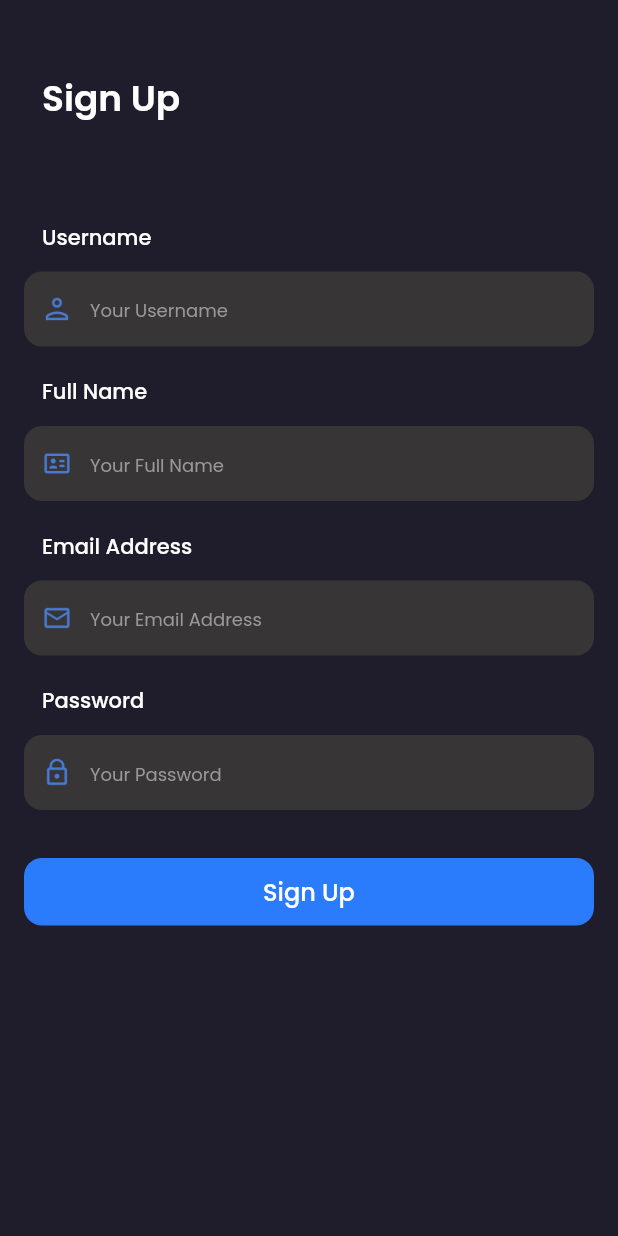
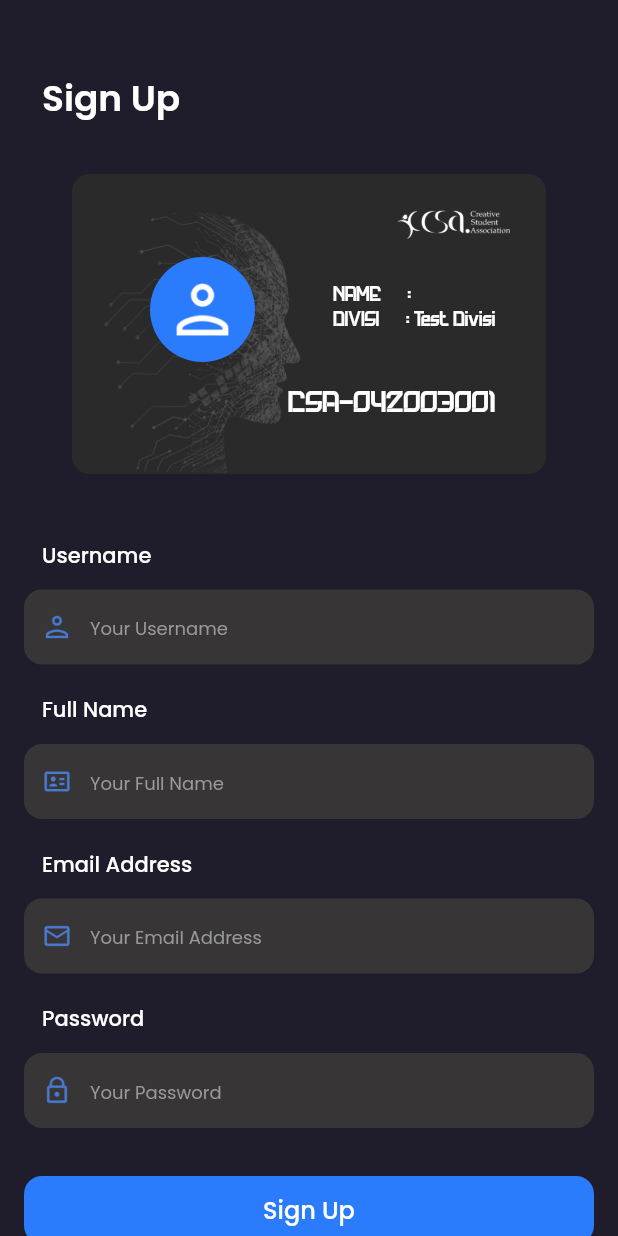
Before and after one commit to mudapa/idenor, a Flutter app: the SignUp screen opened by its route, on a phone screen of 412 x 824 dp. Run offline on Flutter 3.47's test engine with Material 2 defaults, Android fonts, the light colour scheme and no system bars; our stand-ins replace google_fonts.

Commit message:
sign up update

```diff
--- a/lib/pages/home/edit_profile.dart
+++ b/lib/pages/home/edit_profile.dart
@@ -18,6 +18,12 @@ class EditProfile extends StatelessWidget {
           ),
         ),
         backgroundColor: secondaryBlackColor,
+        leading: GestureDetector(
+          onTap: () {
+            Navigator.pop(context);
+          },
+          child: const Icon(Icons.chevron_left),
+        ),
         actions: const [
           Padding(
             padding: EdgeInsets.all(24),
--- a/lib/pages/home/user_profile.dart
+++ b/lib/pages/home/user_profile.dart
@@ -121,7 +121,11 @@ class UserProfile extends StatelessWidget {
               ),
               child: Column(
                 children: [
-                  Row(
+                  GestureDetector(
+                    onTap: () {
+                      Navigator.pushNamed(context, '/sign-in');
+                    },
+                    child: Row(
                       mainAxisAlignment: MainAxisAlignment.spaceBetween,
                       children: [
                         Text(
@@ -133,6 +137,7 @@ class UserProfile extends StatelessWidget {
                           color: secondaryWhiteColor,
                         ),
                       ],
+                    ),
                   ),
                   Divider(
                     color: secondaryWhiteColor,
--- a/lib/pages/sign_up.dart
+++ b/lib/pages/sign_up.dart
@@ -2,8 +2,20 @@ import 'package:flutter/material.dart';
 
 import '../theme.dart';
 
-class SignUp extends StatelessWidget {
+class SignUp extends StatefulWidget {
   const SignUp({super.key});
+
+  @override
+  State<SignUp> createState() => _SignUpState();
+}
+
+class _SignUpState extends State<SignUp> {
+  String userName = '';
+  String fullName = '';
+  String email = '';
+  String password = '';
+
+  TextEditingController fullNameController = TextEditingController(text: '');
 
   @override
   Widget build(BuildContext context) {
@@ -25,10 +37,123 @@ class SignUp extends StatelessWidget {
       );
     }
 
+    Widget card() {
+      return Container(
+        padding: const EdgeInsets.all(32),
+        child: Stack(
+          children: [
+            Center(
+              child: Container(
+                width: 350,
+                height: 200,
+                decoration: BoxDecoration(
+                  borderRadius: BorderRadius.circular(12),
+                  image: const DecorationImage(
+                    image: AssetImage('assets/card-depan.png'),
+                    fit: BoxFit.fill,
+                  ),
+                ),
+              ),
+            ),
+            Center(
+              child: Container(
+                margin: const EdgeInsets.only(
+                  left: 18,
+                ),
+                padding: const EdgeInsets.all(24),
+                width: 350,
+                height: 200,
+                child: Column(
+                  crossAxisAlignment: CrossAxisAlignment.end,
+                  children: [
+                    Image.asset(
+                      'assets/logo.png',
+                      width: 75,
+                      color: whiteColor,
+                    ),
+                    Container(
+                      margin: const EdgeInsets.only(
+                        top: 12,
+                      ),
+                      padding: const EdgeInsets.symmetric(
+                        horizontal: 10,
+                      ),
+                      child: Row(
+                        mainAxisAlignment: MainAxisAlignment.spaceBetween,
+                        children: [
+                          Container(
+                            height: 70,
+                            width: 70,
+                            padding: const EdgeInsets.all(12),
+                            decoration: BoxDecoration(
+                              color: primaryColor,
+                              borderRadius: BorderRadius.circular(40),
+                            ),
+                            child: Image.asset(
+                              'assets/user.png',
+                              color: whiteColor,
+                            ),
+                          ),
+                          Column(
+                            crossAxisAlignment: CrossAxisAlignment.start,
+                            children: [
+                              Text(
+                                'NAME      : $fullName',
+                                style: TextStyle(
+                                  fontFamily: 'Future',
+                                  fontSize: 12,
+                                  color: whiteColor,
+                                ),
+                              ),
+                              Text(
+                                'DIVISI      : Test Divisi',
+                                style: TextStyle(
+                                  fontFamily: 'Future',
+                                  fontSize: 12,
+                                  color: whiteColor,
+                                ),
+                              ),
+                            ],
+                          ),
+                        ],
+                      ),
+                    ),
+                    Container(
+                      margin: const EdgeInsets.only(
+                        top: 16,
+                      ),
+                      padding: const EdgeInsets.symmetric(
+                        horizontal: 10,
+                      ),
+                      child: Row(
+                        mainAxisAlignment: MainAxisAlignment.spaceBetween,
+                        children: [
+                          const SizedBox(),
+                          Text(
+                            'CSA-042003001',
+                            style: TextStyle(
+                              fontFamily: 'Future',
+                              fontSize: 18,
+                              fontWeight: medium,
+                              color: whiteColor,
+                            ),
+                          ),
+                        ],
+                      ),
+                    ),
+                  ],
+                ),
+              ),
+            ),
+          ],
+        ),
+      );
+    }
+
     Widget usernameInput() {
       return Container(
         margin: const EdgeInsets.only(
-          top: 64,
+          top: 12,
         ),
         child: Column(
           crossAxisAlignment: CrossAxisAlignment.start,
@@ -123,6 +248,7 @@ class SignUp extends StatelessWidget {
                     const SizedBox(width: 12),
                     Expanded(
                       child: TextFormField(
+                        controller: fullNameController,
                         style: primaryTextStyle,
                         decoration: InputDecoration.collapsed(
                           hintText: 'Your Full Name',
@@ -322,6 +448,7 @@ class SignUp extends StatelessWidget {
         padding: const EdgeInsets.all(16),
         children: [
           header(),
+          card(),
           usernameInput(),
           fullnameInput(),
           emailInput(),
```
Lines whose indentation alone changed are shown as unchanged.
